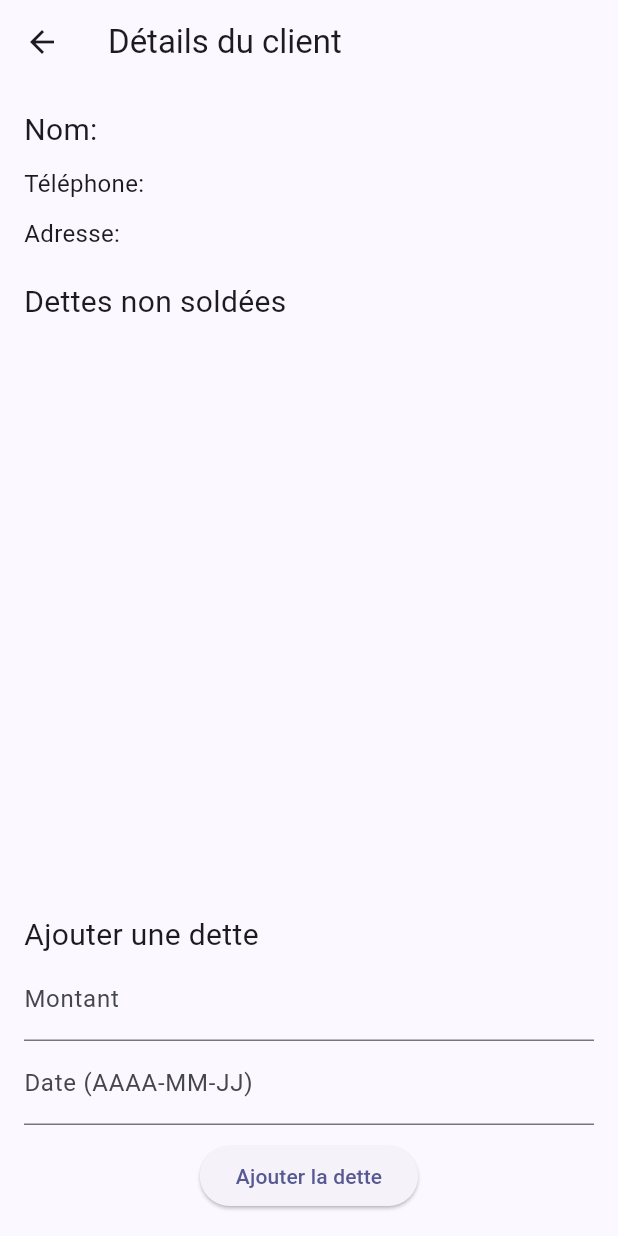
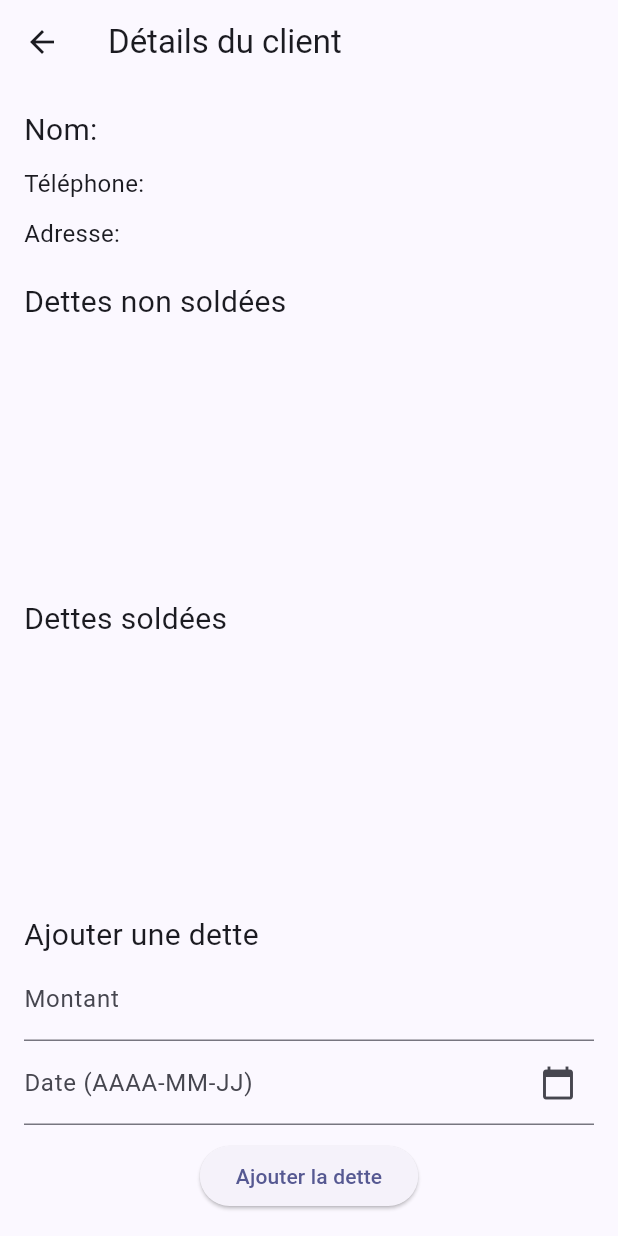
Before and after one commit to pierre1907/gestion-boutique-mobile, a Flutter app: the ClientDetailsPage screen opened directly with empty values, on a phone screen of 412 x 824 dp. Run offline on Flutter 3.47's test engine with Material 3 defaults, Android fonts, the phone set to English and light mode, and no system bars; our stand-ins replace get.

Commit message:
ajout de la liste et tri des dettes soldées | ajout de selecteur de dates pour la dette

```diff
--- a/lib/controllers/client_details_controller.dart
+++ b/lib/controllers/client_details_controller.dart
@@ -3,7 +3,6 @@ import '../models/Client.dart';
 import '../models/Dette.dart';
 
 class ClientDetailController extends GetxController {
-  // Client spécifique (observable)
   var client = Rx<Client>(Client(
     surname: '',
     phone: '',
@@ -24,4 +23,14 @@ class ClientDetailController extends GetxController {
       debt.isPaid = true;
     });
   }
+
+  // Méthode pour obtenir les dettes non payées
+  List<Dette> get unpaidDebts {
+    return client.value.debts.where((debt) => !debt.isPaid).toList();
+  }
+
+  // Méthode pour obtenir les dettes payées
+  List<Dette> get paidDebts {
+    return client.value.debts.where((debt) => debt.isPaid).toList();
+  }
 }
--- a/lib/views/client/client_details_page.dart
+++ b/lib/views/client/client_details_page.dart
@@ -15,6 +15,41 @@ class ClientDetailsPage extends StatelessWidget {
 
   ClientDetailsPage({required this.client}) {
     clientDetailController.client.value = client;
+  }
+
+  Future<void> _selectDate(BuildContext context) async {
+    final DateTime? selectedDate = await showDatePicker(
+      context: context,
+      initialDate: DateTime.now(),
+      firstDate: DateTime(1900),
+      lastDate: DateTime(2100),
+    );
+
+    if (selectedDate != null && selectedDate != DateTime.now()) {
+      final formattedDate =
+          '${selectedDate.toLocal().year}-${selectedDate.toLocal().month.toString().padLeft(2, '0')}-${selectedDate.toLocal().day.toString().padLeft(2, '0')}';
+      _dateController.text = formattedDate;
+    }
+  }
+
+  void _showConfirmationDialog(Dette debt) {
+    Get.defaultDialog(
+      title: 'Confirmation',
+      middleText: 'Êtes-vous sûr de marquer cette dette comme payée ?',
+      confirm: ElevatedButton(
+        onPressed: () {
+          clientDetailController.markDebtAsPaid(debt);
+          Get.back(); // Ferme la boîte de dialogue
+          Get.snackbar('Succès', 'Dette soldée');
+        },
+        child: Text('Confirmer'),
+      ),
+      cancel: ElevatedButton(
+        onPressed: () =>
+            Get.back(), // Ferme la boîte de dialogue sans faire d'action
+        child: Text('Annuler'),
+      ),
+    );
   }
 
   @override
@@ -37,13 +72,11 @@ class ClientDetailsPage extends StatelessWidget {
             Text('Dettes non soldées', style: TextStyle(fontSize: 20)),
             Expanded(
               child: Obx(() {
-                final debts = clientDetailController.client.value.debts
-                    .where((debt) => !debt.isPaid)
-                    .toList();
+                final unpaidDebts = clientDetailController.unpaidDebts;
                 return ListView.builder(
-                  itemCount: debts.length,
+                  itemCount: unpaidDebts.length,
                   itemBuilder: (context, index) {
-                    final unpaidDebt = debts[index];
+                    final unpaidDebt = unpaidDebts[index];
                     return ListTile(
                       title: Text(
                           'Montant: ${unpaidDebt.amount.toStringAsFixed(0)} FCFA'),
@@ -51,10 +84,27 @@ class ClientDetailsPage extends StatelessWidget {
                       trailing: IconButton(
                         icon: Icon(Icons.check),
                         onPressed: () {
-                          clientDetailController.markDebtAsPaid(unpaidDebt);
-                          Get.snackbar('Succès', 'Dette soldée');
+                          _showConfirmationDialog(unpaidDebt);
                         },
                       ),
+                    );
+                  },
+                );
+              }),
+            ),
+            SizedBox(height: 20),
+            Text('Dettes soldées', style: TextStyle(fontSize: 20)),
+            Expanded(
+              child: Obx(() {
+                final paidDebts = clientDetailController.paidDebts;
+                return ListView.builder(
+                  itemCount: paidDebts.length,
+                  itemBuilder: (context, index) {
+                    final paidDebt = paidDebts[index];
+                    return ListTile(
+                      title: Text(
+                          'Montant: ${paidDebt.amount.toStringAsFixed(0)} FCFA'),
+                      subtitle: Text('Date: ${paidDebt.date}'),
                     );
                   },
                 );
@@ -79,7 +129,14 @@ class ClientDetailsPage extends StatelessWidget {
                   ),
                   TextFormField(
                     controller: _dateController,
-                    decoration: InputDecoration(labelText: 'Date (AAAA-MM-JJ)'),
+                    decoration: InputDecoration(
+                      labelText: 'Date (AAAA-MM-JJ)',
+                      suffixIcon: IconButton(
+                        icon: Icon(Icons.calendar_today),
+                        onPressed: () => _selectDate(context),
+                      ),
+                    ),
+                    readOnly: true, // Rendre le champ en lecture seule
                     validator: (value) {
                       if (value == null || value.isEmpty) {
                         return 'Veuillez entrer une date';
```
